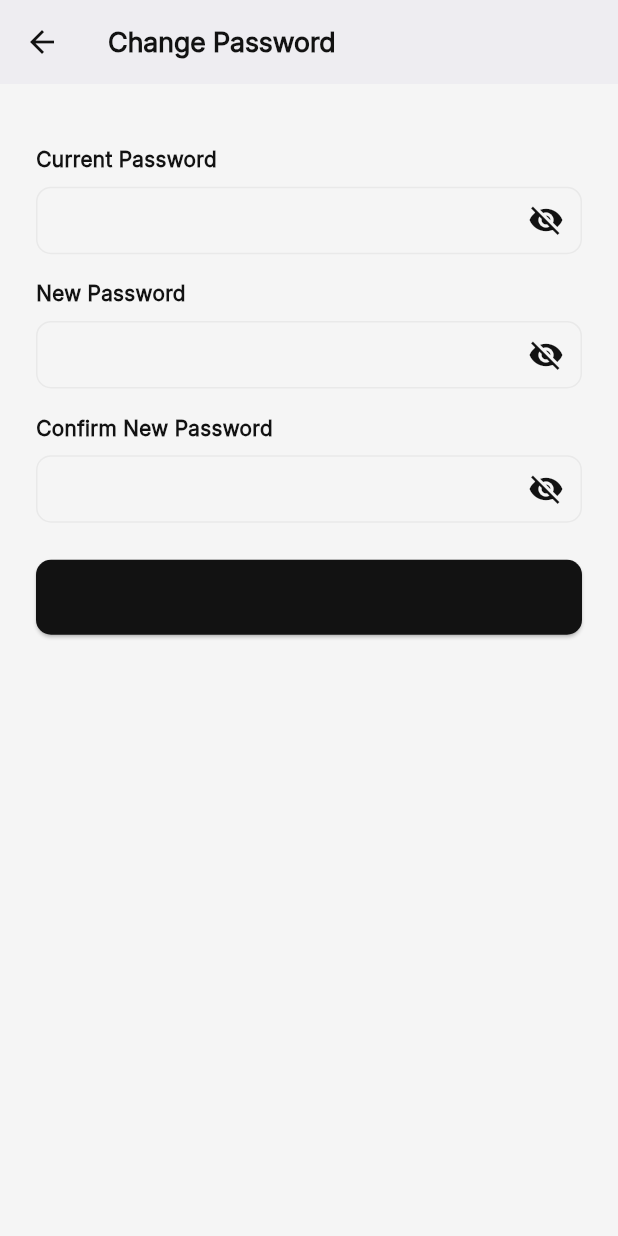
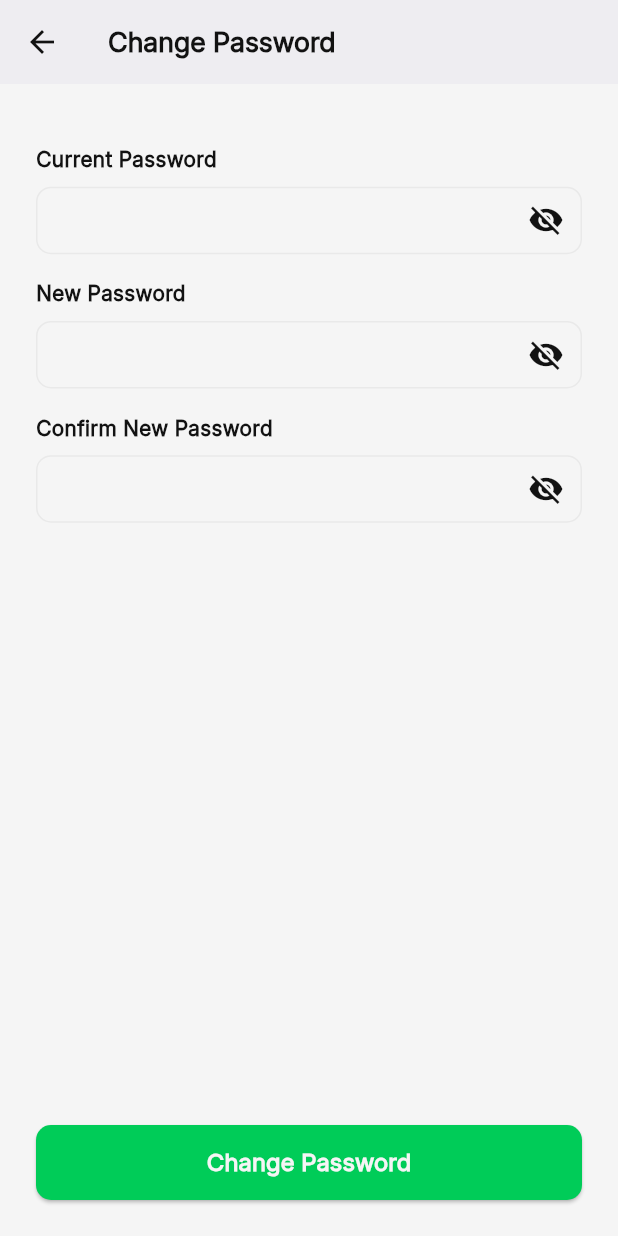
Before and after one commit to heimin22/Pasada, a Flutter app: the ChangePasswordScreen screen opened directly, on a phone screen of 412 x 824 dp. Run offline on Flutter 3.47's test engine with Material 3 defaults, Android fonts, the phone set to English and light mode, and no system bars; our stand-ins replace app_links, cached_network_image, connectivity_plus, curved_navigation_bar, flutter_dotenv, flutter_svg and 7 more; missing offline and left inert: flutter_polyline_points; accounts and stored records are empty.

```diff
--- a/lib/screens/changePasswordScreen.dart
+++ b/lib/screens/changePasswordScreen.dart
@@ -129,8 +129,7 @@ class ChangePasswordScreenState extends State<ChangePasswordScreen> {
       child: ElevatedButton(
         onPressed: isLoading ? null : () {},
         style: ElevatedButton.styleFrom(
-          backgroundColor:
-              isDarkMode ? const Color(0xFFF5F5F5) : const Color(0xFF121212),
+          backgroundColor: const Color(0xFF00CC58),
           minimumSize: const Size(360, 50),
           shape: RoundedRectangleBorder(
             borderRadius: BorderRadius.circular(10.0),
@@ -148,9 +147,9 @@ class ChangePasswordScreenState extends State<ChangePasswordScreen> {
             : Text(
                 'Change Password',
                 style: TextStyle(
-                  color: Color(0xFF121212),
+                  color: Color(0xFFF5F5F5),
                   fontWeight: FontWeight.w600,
-                  fontSize: 20,
+                  fontSize: 16,
                 ),
               ),
       ),
@@ -167,14 +166,19 @@ class ChangePasswordScreenState extends State<ChangePasswordScreen> {
       body: Padding(
         padding: const EdgeInsets.all(24.0),
         child: Column(
-          crossAxisAlignment: CrossAxisAlignment.start,
+          mainAxisAlignment: MainAxisAlignment.spaceBetween,
           children: [
-            buildPasswordField(
-                'Current Password', currentPasswordController, isDarkMode),
-            buildPasswordField(
-                'New Password', newPasswordController, isDarkMode),
-            buildPasswordField(
-                'Confirm New Password', confirmPasswordController, isDarkMode),
+            Column(
+              crossAxisAlignment: CrossAxisAlignment.start,
+              children: [
+                buildPasswordField(
+                    'Current Password', currentPasswordController, isDarkMode),
+                buildPasswordField(
+                    'New Password', newPasswordController, isDarkMode),
+                buildPasswordField('Confirm New Password',
+                    confirmPasswordController, isDarkMode),
+              ],
+            ),
             buildChangePasswordButton(isDarkMode),
           ],
         ),
--- a/lib/screens/settingsScreen.dart
+++ b/lib/screens/settingsScreen.dart
@@ -1,4 +1,5 @@
 import 'package:flutter/material.dart';
+import 'package:pasada_passenger_app/screens/changePasswordScreen.dart';
 import 'package:pasada_passenger_app/screens/preferencesScreen.dart';
 import 'package:pasada_passenger_app/services/authService.dart';
 import 'package:pasada_passenger_app/profiles/settings_profile_header.dart';
@@ -75,7 +76,10 @@ class SettingsScreenPageState extends State<SettingsScreenStateful> {
           children: [
             buildSectionHeader('My Account', screenWidth),
             buildSettingsListItem('Change your password', screenWidth, () {
-              debugPrint('Change Password tapped');
+              Navigator.push(
+                  context,
+                  MaterialPageRoute(
+                      builder: (context) => ChangePasswordScreen()));
               // TODO: dapat may function na ito sa susunod my nigger
             }),
             buildSettingsListItem('Delete my account', screenWidth, () {
```
Also changed, not shown: 8 other files.
